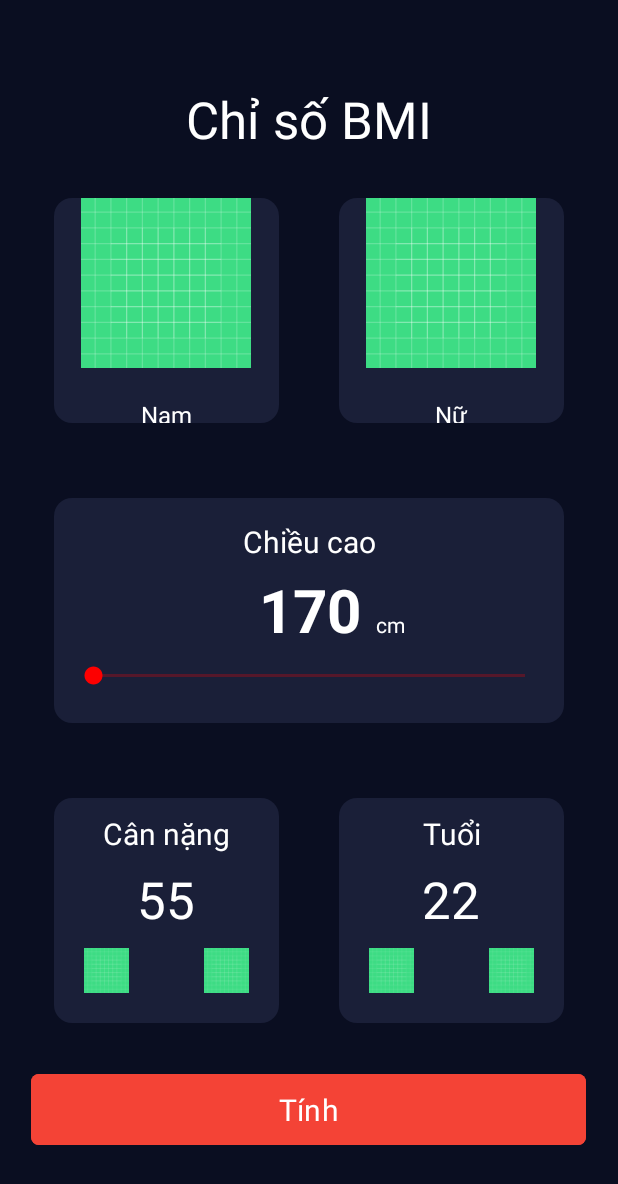
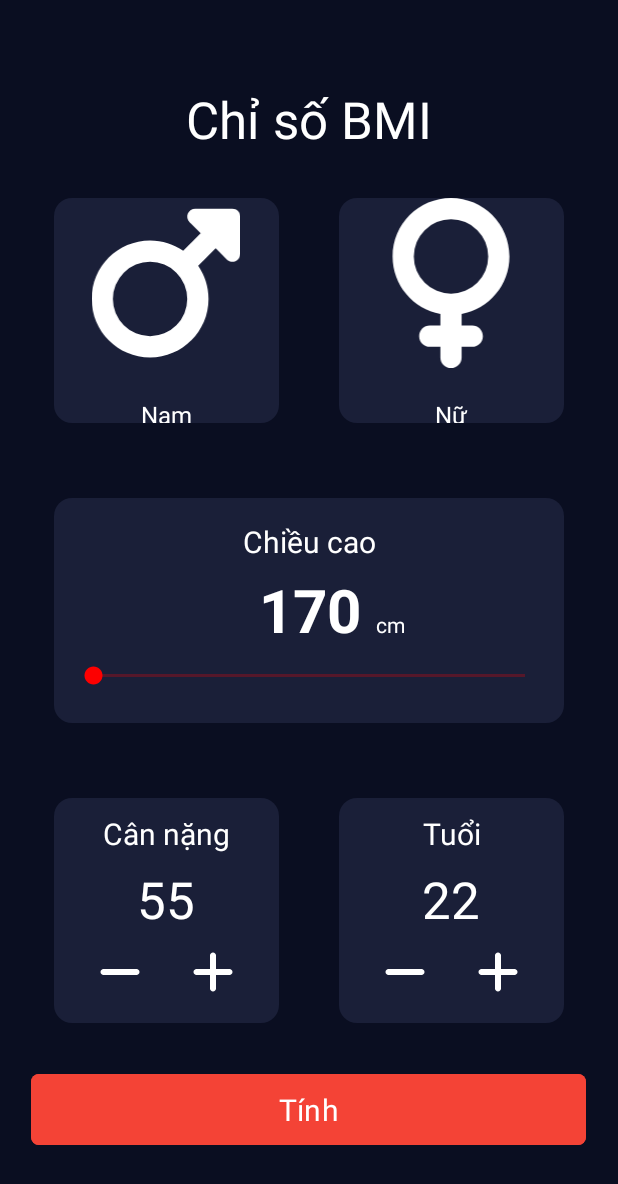
Before and after one commit to NVTam086/61132086-AndroidProgramming, an Android app: the screen it shows after launch (MainActivity), on a phone screen of 412 x 824 dp. Shown: the top 1184 px of the screen. Run offline under Robolectric (Android 15) with nearby library versions, the light colour scheme and no system bars; Roboto replaces fonts that are not available here.

Commit message:
update ảnh
sửa ảnh, icon, male, female, nút tăng giảm

```diff
--- a/BaiThi/Cau1_AppBMI/app/src/main/res/layout/activity_main.xml
+++ b/BaiThi/Cau1_AppBMI/app/src/main/res/layout/activity_main.xml
@@ -37,11 +37,10 @@
             app:layout_constraintTop_toTopOf="parent">
 
             <ImageView
-                android:id="@+id/imageView"
+                android:id="@+id/imageView7"
                 android:layout_width="170px"
                 android:layout_height="170px"
-                app:srcCompat="@drawable/ic_launcher_background"
-                tools:srcCompat="@drawable/mars_solid__1_" />
+                app:srcCompat="@drawable/mars_solid__1_" />
 
             <TextView
                 android:id="@+id/textView5"
@@ -67,11 +66,10 @@
             app:layout_constraintTop_toTopOf="parent">
 
             <ImageView
-                android:id="@+id/imageView2"
+                android:id="@+id/imageView8"
                 android:layout_width="170px"
                 android:layout_height="170px"
-                app:srcCompat="@drawable/ic_launcher_background"
-                tools:srcCompat="@drawable/venus_solid" />
+                app:srcCompat="@drawable/venus_solid" />
 
             <TextView
                 android:id="@+id/textView6"
@@ -190,26 +188,24 @@
                 android:layout_height="match_parent">
 
                 <ImageView
-                    android:id="@+id/cnT"
-                    android:layout_width="30dp"
-                    android:layout_height="30dp"
-                    android:layout_marginStart="10dp"
+                    android:id="@+id/cnTru"
+                    android:layout_width="wrap_content"
+                    android:layout_height="wrap_content"
+                    android:layout_marginStart="20dp"
                     android:layout_marginTop="10dp"
                     app:layout_constraintStart_toStartOf="parent"
                     app:layout_constraintTop_toTopOf="parent"
-                    app:srcCompat="@drawable/ic_launcher_background"
-                    tools:srcCompat="@drawable/minus_solid" />
+                    app:srcCompat="@drawable/minus_solid" />
 
                 <ImageView
-                    android:id="@+id/cnP"
-                    android:layout_width="30dp"
-                    android:layout_height="30dp"
+                    android:id="@+id/cnCong"
+                    android:layout_width="wrap_content"
+                    android:layout_height="wrap_content"
                     android:layout_marginTop="10dp"
-                    android:layout_marginEnd="10dp"
+                    android:layout_marginEnd="20dp"
                     app:layout_constraintEnd_toEndOf="parent"
                     app:layout_constraintTop_toTopOf="parent"
-                    app:srcCompat="@drawable/ic_launcher_background"
-                    tools:srcCompat="@drawable/plus_solid" />
+                    app:srcCompat="@drawable/plus_solid" />
             </androidx.constraintlayout.widget.ConstraintLayout>
         </LinearLayout>
 
@@ -249,26 +245,24 @@
                 android:layout_height="match_parent">
 
                 <ImageView
-                    android:id="@+id/tuoiT"
-                    android:layout_width="30dp"
-                    android:layout_height="30dp"
-                    android:layout_marginStart="10dp"
+                    android:id="@+id/tuoiTru"
+                    android:layout_width="wrap_content"
+                    android:layout_height="wrap_content"
+                    android:layout_marginStart="20dp"
                     android:layout_marginTop="10dp"
                     app:layout_constraintStart_toStartOf="parent"
                     app:layout_constraintTop_toTopOf="parent"
-                    app:srcCompat="@drawable/ic_launcher_background"
-                    tools:srcCompat="@drawable/minus_solid" />
+                    app:srcCompat="@drawable/minus_solid" />
 
                 <ImageView
-                    android:id="@+id/tuoiP"
-                    android:layout_width="30dp"
-                    android:layout_height="30dp"
+                    android:id="@+id/tuoiCong"
+                    android:layout_width="wrap_content"
+                    android:layout_height="wrap_content"
                     android:layout_marginTop="10dp"
-                    android:layout_marginEnd="10dp"
+                    android:layout_marginEnd="20dp"
                     app:layout_constraintEnd_toEndOf="parent"
                     app:layout_constraintTop_toTopOf="parent"
-                    app:srcCompat="@drawable/ic_launcher_background"
-                    tools:srcCompat="@drawable/plus_solid" />
+                    app:srcCompat="@drawable/plus_solid" />
             </androidx.constraintlayout.widget.ConstraintLayout>
         </LinearLayout>
     </androidx.constraintlayout.widget.ConstraintLayout>
```
